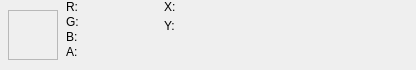
Qt form src/editors/TextureInfoBar.ui (houmain/gpupad) before a commit.
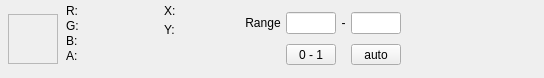
The same form after that commit. Icons and pictures are not drawn. Custom widgets are drawn as their Qt base class.

Commit message: Allow to map visible range in texture editor

Patch:
```diff
--- a/src/editors/TextureInfoBar.ui
+++ b/src/editors/TextureInfoBar.ui
@@ -6,8 +6,8 @@
    <rect>
     <x>0</x>
     <y>0</y>
-    <width>416</width>
-    <height>70</height>
+    <width>544</width>
+    <height>78</height>
    </rect>
   </property>
   <layout class="QHBoxLayout" name="horizontalLayout">
@@ -18,13 +18,13 @@
     <number>8</number>
    </property>
    <property name="topMargin">
-    <number>0</number>
+    <number>4</number>
    </property>
    <property name="rightMargin">
     <number>0</number>
    </property>
    <property name="bottomMargin">
-    <number>0</number>
+    <number>4</number>
    </property>
    <item>
     <widget class="QFrame" name="color">
@@ -142,6 +142,79 @@
      </item>
     </layout>
    </item>
+   <item>
+    <layout class="QGridLayout" name="gridLayout">
+     <property name="spacing">
+      <number>2</number>
+     </property>
+     <item row="0" column="3">
+      <widget class="ExpressionLineEdit" name="maximum">
+       <property name="maximumSize">
+        <size>
+         <width>50</width>
+         <height>16777215</height>
+        </size>
+       </property>
+      </widget>
+     </item>
+     <item row="1" column="1">
+      <widget class="QToolButton" name="buttonResetRange">
+       <property name="minimumSize">
+        <size>
+         <width>50</width>
+         <height>0</height>
+        </size>
+       </property>
+       <property name="text">
+        <string>0 - 1</string>
+       </property>
+      </widget>
+     </item>
+     <item row="0" column="0">
+      <widget class="QLabel" name="labelMinimum">
+       <property name="text">
+        <string> Range </string>
+       </property>
+       <property name="alignment">
+        <set>Qt::AlignRight|Qt::AlignTrailing|Qt::AlignVCenter</set>
+       </property>
+      </widget>
+     </item>
+     <item row="1" column="3">
+      <widget class="QToolButton" name="buttonAutoRange">
+       <property name="minimumSize">
+        <size>
+         <width>50</width>
+         <height>0</height>
+        </size>
+       </property>
+       <property name="text">
+        <string>auto</string>
+       </property>
+      </widget>
+     </item>
+     <item row="0" column="1">
+      <widget class="ExpressionLineEdit" name="minimum">
+       <property name="maximumSize">
+        <size>
+         <width>50</width>
+         <height>16777215</height>
+        </size>
+       </property>
+      </widget>
+     </item>
+     <item row="0" column="2">
+      <widget class="QLabel" name="labelMaximum">
+       <property name="text">
+        <string> - </string>
+       </property>
+       <property name="alignment">
+        <set>Qt::AlignRight|Qt::AlignTrailing|Qt::AlignVCenter</set>
+       </property>
+      </widget>
+     </item>
+    </layout>
+   </item>
    <item>
     <spacer name="horizontalSpacer">
      <property name="orientation">
@@ -197,6 +270,13 @@
    </item>
   </layout>
  </widget>
+ <customwidgets>
+  <customwidget>
+   <class>ExpressionLineEdit</class>
+   <extends>QLineEdit</extends>
+   <header>session/ExpressionLineEdit.h</header>
+  </customwidget>
+ </customwidgets>
  <resources>
   <include location="../resources.qrc"/>
   <include location="../resources.qrc"/>
```
Left out of the diff: 2 changed lines with no effect on the pictures. The commit also changes 8 other files.
